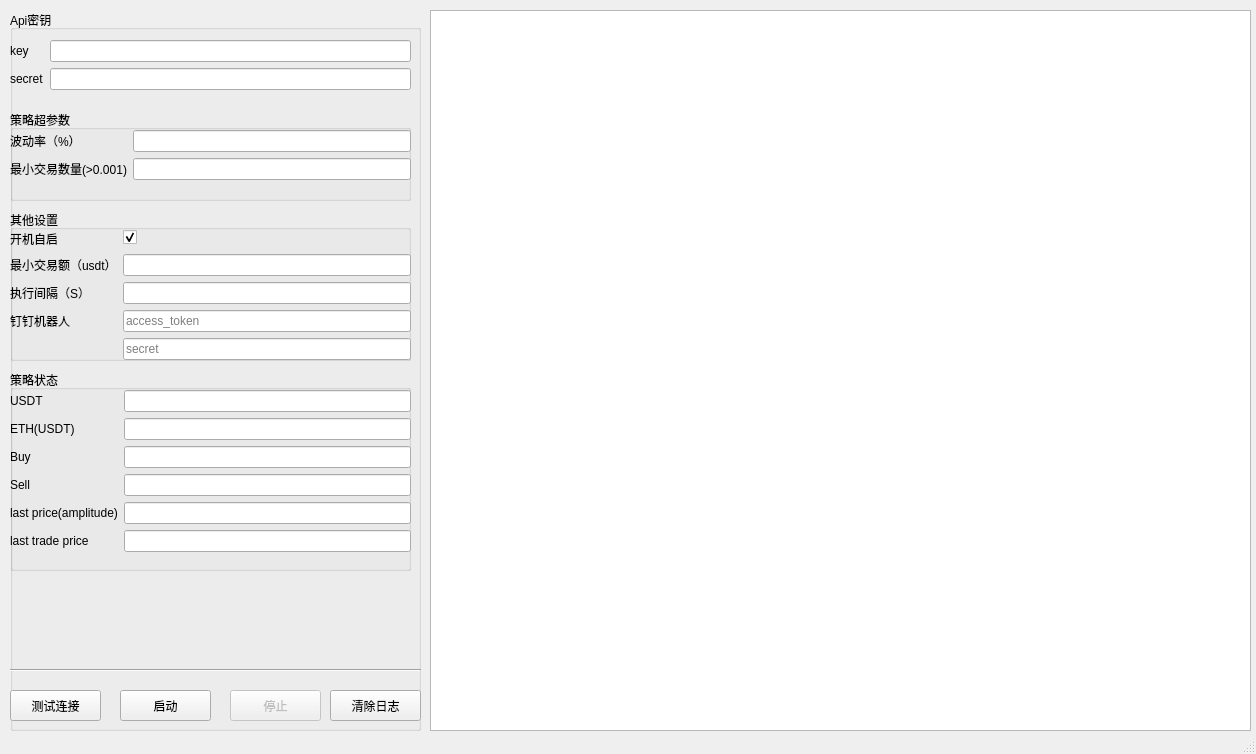
This is Forms/MyMainWindow.ui in zhouzhoujack/Quantitative-Trading as Qt 5 draws it before an edit. The edited form follows.
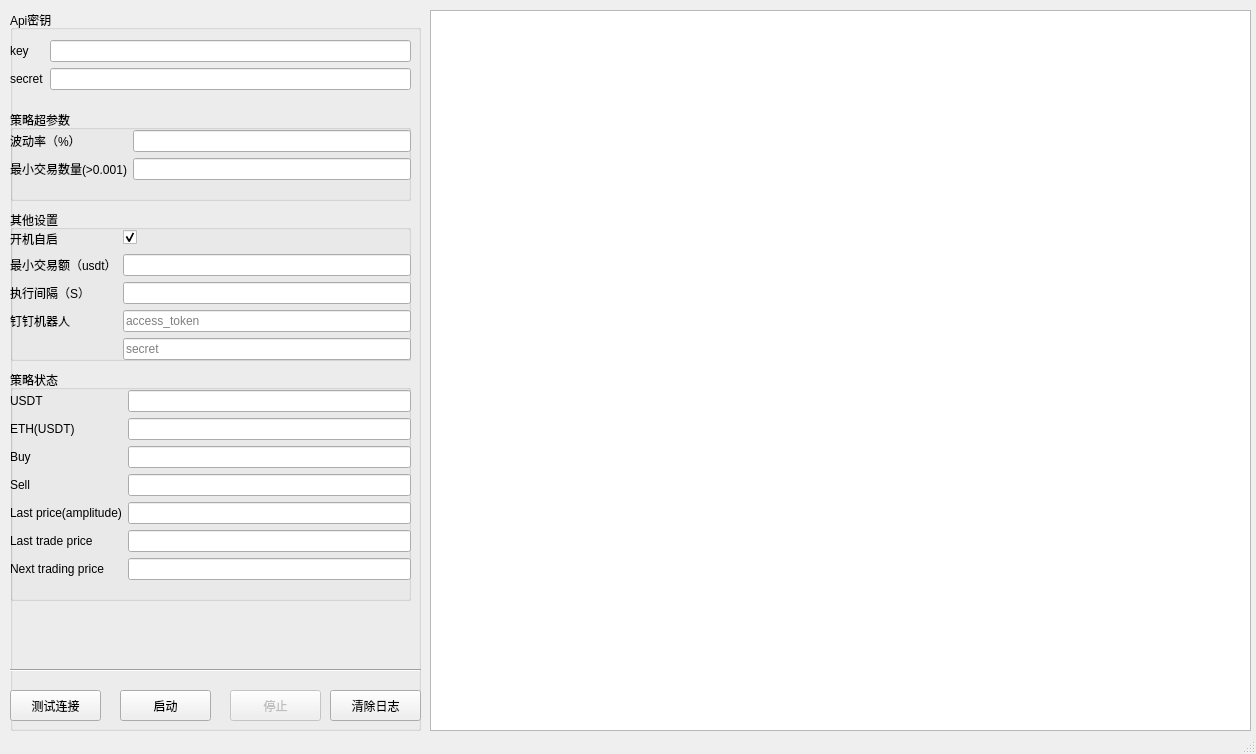
This is the edited form.

Commit message: add feature predicting next trading price

Patch:
```diff
--- a/Forms/MyMainWindow.ui
+++ b/Forms/MyMainWindow.ui
@@ -260,7 +260,7 @@
           <x>0</x>
           <y>360</y>
           <width>401</width>
-          <height>201</height>
+          <height>231</height>
          </rect>
         </property>
         <property name="sizePolicy">
@@ -278,7 +278,7 @@
            <x>0</x>
            <y>20</y>
            <width>401</width>
-           <height>171</height>
+           <height>201</height>
           </rect>
          </property>
          <layout class="QFormLayout" name="formLayout_4">
@@ -347,7 +347,7 @@
           <item row="4" column="0">
            <widget class="QLabel" name="label_12">
             <property name="text">
-             <string>last price(amplitude)</string>
+             <string>Last price(amplitude)</string>
             </property>
            </widget>
           </item>
@@ -361,7 +361,7 @@
           <item row="5" column="0">
            <widget class="QLabel" name="label_13">
             <property name="text">
-             <string>last trade price</string>
+             <string>Last trade price</string>
             </property>
            </widget>
           </item>
@@ -372,6 +372,16 @@
             </property>
            </widget>
           </item>
+          <item row="6" column="0">
+           <widget class="QLabel" name="label_16">
+            <property name="text">
+             <string>Next trading price</string>
+            </property>
+           </widget>
+          </item>
+          <item row="6" column="1">
+           <widget class="QLineEdit" name="nextTradingPriceLineEdit"/>
+          </item>
          </layout>
         </widget>
        </widget>
```
The commit also changes 3 other files.
